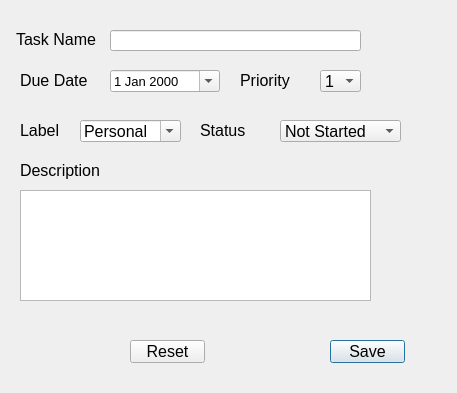
VicMbugua/TaskManagementSystem, file add_task.ui: the form before one commit.
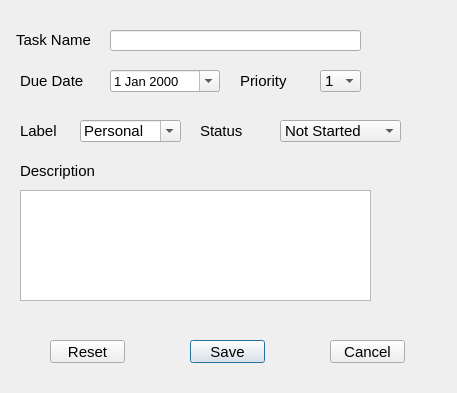
The form after the commit.

Commit message: Added validation to add tasks

What changed in the file:
```diff
--- a/add_task.ui
+++ b/add_task.ui
@@ -12,7 +12,7 @@
   </property>
   <property name="font">
    <font>
-    <pointsize>12</pointsize>
+    <pointsize>11</pointsize>
    </font>
   </property>
   <property name="windowTitle">
@@ -162,7 +162,7 @@
   <widget class="QPushButton" name="save_btn">
    <property name="geometry">
     <rect>
-     <x>330</x>
+     <x>190</x>
      <y>340</y>
      <width>75</width>
      <height>23</height>
@@ -175,7 +175,7 @@
   <widget class="QPushButton" name="reset_btn">
    <property name="geometry">
     <rect>
-     <x>130</x>
+     <x>50</x>
      <y>340</y>
      <width>75</width>
      <height>23</height>
@@ -246,6 +246,19 @@
     </property>
    </item>
   </widget>
+  <widget class="QPushButton" name="cancel_btn">
+   <property name="geometry">
+    <rect>
+     <x>330</x>
+     <y>340</y>
+     <width>75</width>
+     <height>23</height>
+    </rect>
+   </property>
+   <property name="text">
+    <string>Cancel</string>
+   </property>
+  </widget>
  </widget>
  <resources/>
  <connections/>
```
Left out of the diff: 19 changed lines with no effect on the pictures. The commit also changes 5 other files.
